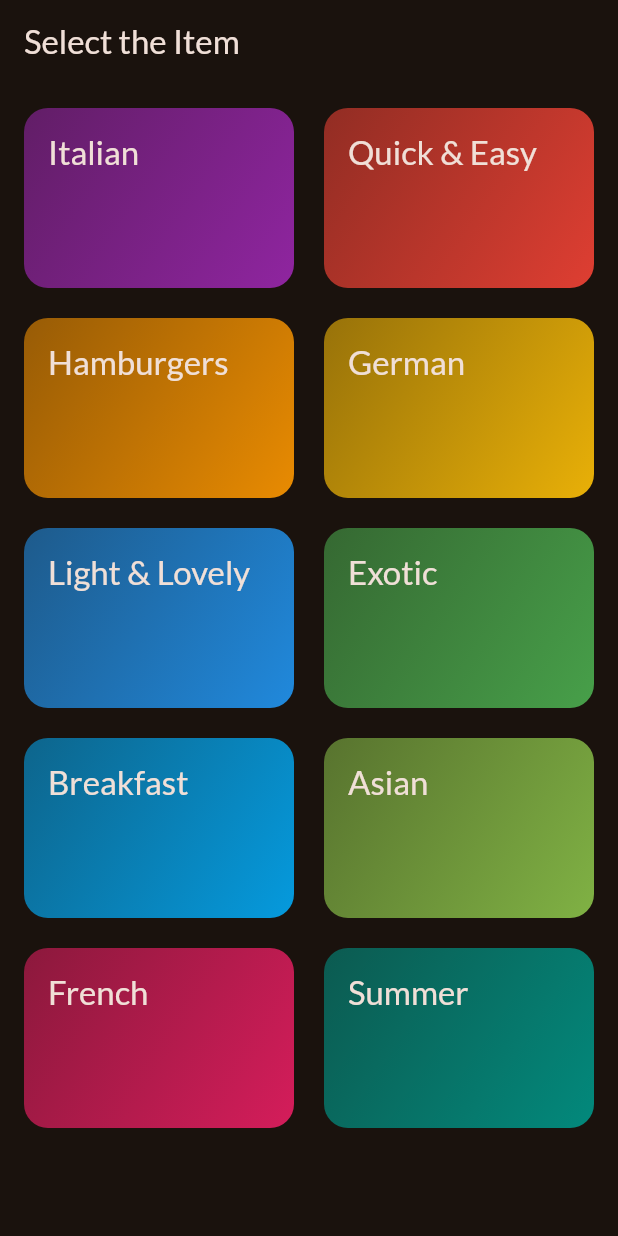
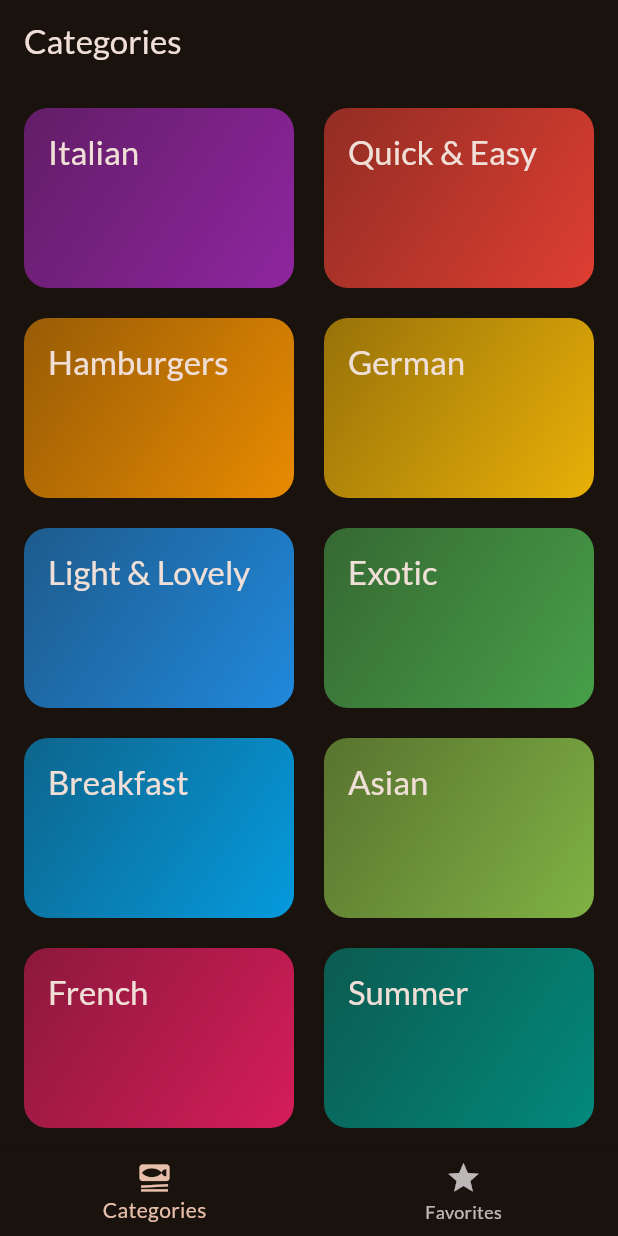
Before and after one commit to AqibKhan61/MealApp, a Flutter app: the screen it shows after launch, on a phone screen of 412 x 824 dp. Run offline on Flutter 3.47's test engine with Material 2 defaults, Android fonts, the phone set to English and light mode, and no system bars; our stand-ins replace google_fonts, transparent_image.

Commit message:
Added Meta data to meal detail Screen and added a tab Screen

```diff
--- a/lib/Screens/categories.dart
+++ b/lib/Screens/categories.dart
@@ -16,11 +16,7 @@ class CategoriesScreen extends StatelessWidget {
 
   @override
   Widget build(BuildContext context) {
-    return Scaffold(
-      appBar: AppBar(
-        title: const Text('Select the Item'),
-      ),
-      body: GridView(
+    return  GridView(
         padding: const EdgeInsets.all(16),
         gridDelegate: const SliverGridDelegateWithFixedCrossAxisCount(
           crossAxisCount: 2,
@@ -35,7 +31,6 @@ class CategoriesScreen extends StatelessWidget {
               onSelected: () => _SelectedCategory(context, category),
             ),
         ],
-      ),
-    );
+      );
   }
 }
--- /dev/null
+++ b/lib/Screens/tabs.dart
@@ -0,0 +1,47 @@
+import 'package:flutter/material.dart';
+import 'package:meal/Screens/Mealss.dart';
+import 'package:meal/Screens/categories.dart';
+
+class TabScreen extends StatefulWidget{
+  const TabScreen({super.key});
+
+  @override
+  State<TabScreen> createState() {
+    return _TabScreenState();
+
+  }
+
+}
+
+class _TabScreenState extends State<TabScreen>{
+int _SelectedPageIndex = 0;
+void selectedpage(int index){
+  setState(() {
+    _SelectedPageIndex = index;
+  });
+}
+  @override
+  Widget build(BuildContext context) {
+    Widget activePage = const CategoriesScreen();
+    var activepageTitle = 'Categories';
+    if (_SelectedPageIndex == 1){
+      activePage = const MealScreen(meals: []);
+      activepageTitle = 'Your Favorites!';
+    }
+    return Scaffold(
+      appBar: AppBar(
+        title: Text(activepageTitle,
+      ),
+      ),
+      body: activePage,
+      bottomNavigationBar: BottomNavigationBar(
+        currentIndex: _SelectedPageIndex,
+        onTap: selectedpage,
+        items:const  [
+        BottomNavigationBarItem(icon: Icon(Icons.set_meal), label: 'Categories'),
+        BottomNavigationBarItem(icon: Icon(Icons.star), label: 'Favorites'),
+      ]),
+    );
+
+  }
+}
--- a/lib/main.dart
+++ b/lib/main.dart
@@ -1,4 +1,5 @@
 import 'package:flutter/material.dart';
+import 'package:meal/Screens/tabs.dart';
 import 'package:meal/Screens/categories.dart';
 import 'package:google_fonts/google_fonts.dart';
 
@@ -23,7 +24,7 @@ class App extends StatelessWidget {
   Widget build(BuildContext context) {
     return MaterialApp(
       theme: theme,
-      home: const  CategoriesScreen()
+      home: const  TabScreen()
     );
   }
 }
```
Also changed, not shown: lib/Screens/Mealss.dart (+6 -3 lines), lib/Screens/meal_detail.dart (+41 -4 lines).
